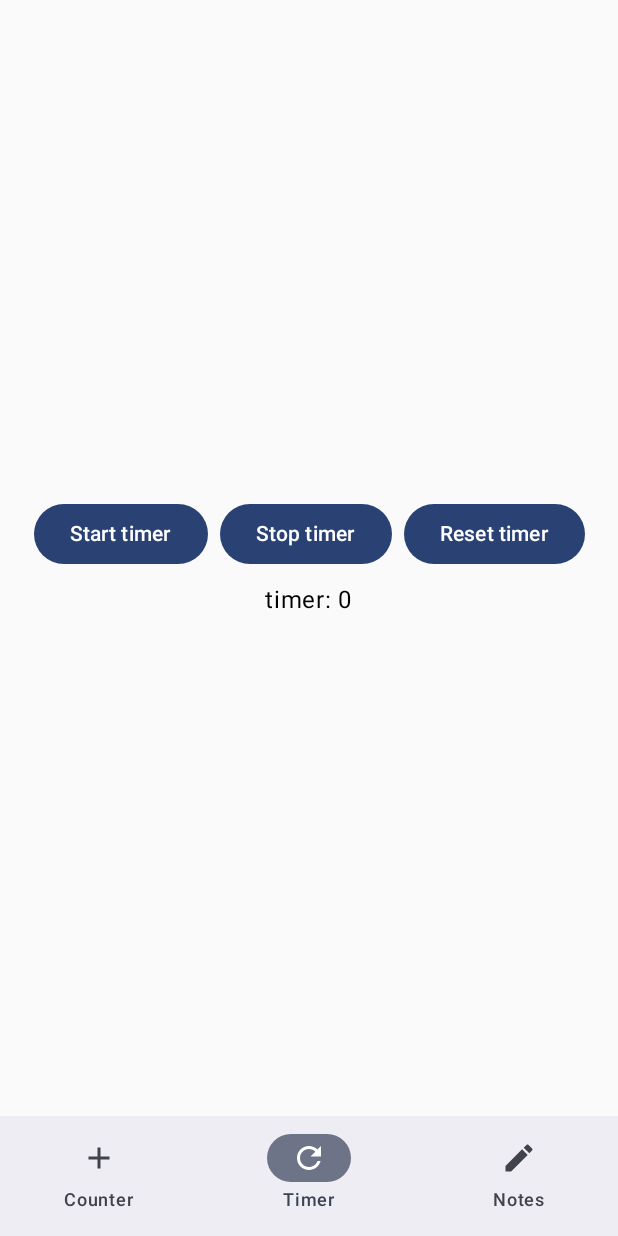
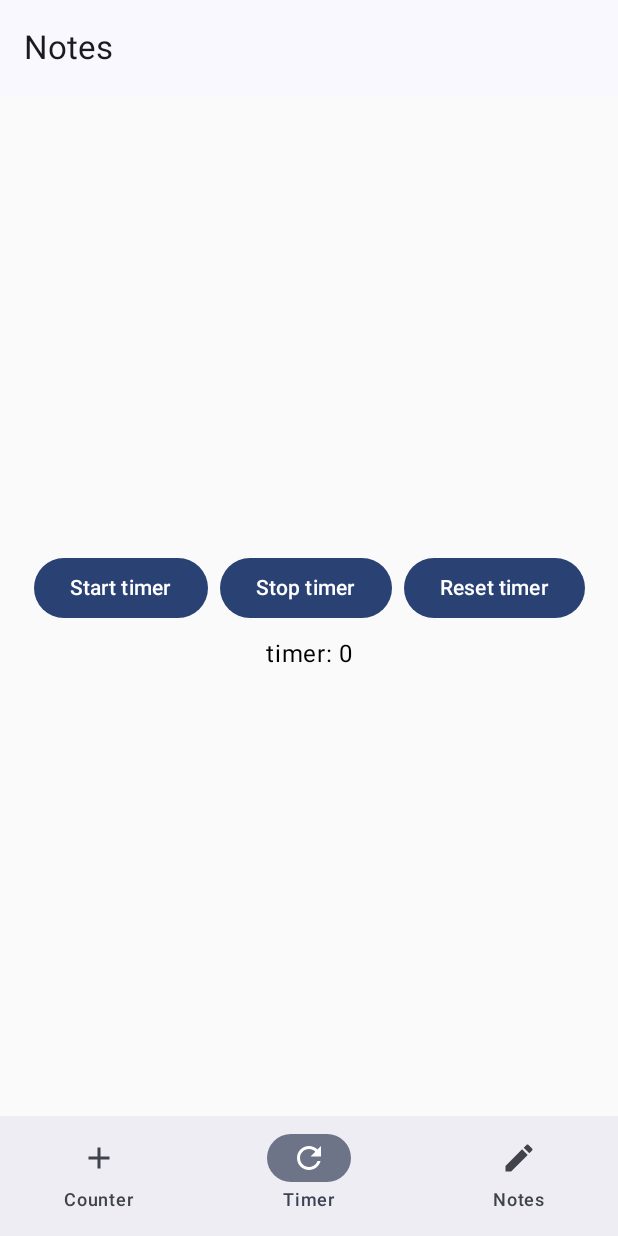
Before and after one commit to arttttt/SimpleMVI, an Android app built with Jetpack Compose: the screen it shows after launch (MainActivity), item 2 of the bottom bar chosen, on a phone screen of 412 x 824 dp. Run offline under Robolectric (Android 15) with nearby library versions, the light colour scheme and no system bars.

Commit message:
add top app bars

```diff
--- a/sample/build.gradle.kts
+++ b/sample/build.gradle.kts
@@ -39,6 +39,7 @@ android {
         jvmTarget = "1.8"
 
         freeCompilerArgs += "-opt-in=kotlin.uuid.ExperimentalUuidApi"
+        freeCompilerArgs += "-opt-in=androidx.compose.material3.ExperimentalMaterial3Api"
     }
 
     buildFeatures {
--- a/sample/src/main/java/com/arttttt/simplemvi/counter/CounterContent.kt
+++ b/sample/src/main/java/com/arttttt/simplemvi/counter/CounterContent.kt
@@ -2,11 +2,13 @@ package com.arttttt.simplemvi.counter
 
 import android.widget.Toast
 import androidx.compose.foundation.layout.Arrangement
+import androidx.compose.foundation.layout.Box
 import androidx.compose.foundation.layout.Column
 import androidx.compose.foundation.layout.Row
 import androidx.compose.foundation.layout.fillMaxSize
 import androidx.compose.material3.Button
 import androidx.compose.material3.Text
+import androidx.compose.material3.TopAppBar
 import androidx.compose.runtime.Composable
 import androidx.compose.runtime.LaunchedEffect
 import androidx.compose.runtime.collectAsState
@@ -53,8 +55,19 @@ fun CounterContent() {
                 .launchIn(this)
         }
 
+        TopAppBar(
+            title = {
+                Text("Notes")
+            },
+        )
+
+        Column(
+            modifier = Modifier.weight(1f),
+            verticalArrangement = Arrangement.spacedBy(8.dp, Alignment.CenterVertically),
+            horizontalAlignment = Alignment.CenterHorizontally,
+        ) {
             Row(
-            horizontalArrangement = Arrangement.spacedBy(8.dp)
+                horizontalArrangement = Arrangement.spacedBy(8.dp),
             ) {
                 Button(
                     onClick = {
@@ -86,3 +99,4 @@ fun CounterContent() {
             )
         }
     }
+}
--- a/sample/src/main/java/com/arttttt/simplemvi/notes/presentation/NotesContent.kt
+++ b/sample/src/main/java/com/arttttt/simplemvi/notes/presentation/NotesContent.kt
@@ -12,6 +12,7 @@ import androidx.compose.material3.Icon
 import androidx.compose.material3.IconButton
 import androidx.compose.material3.OutlinedTextField
 import androidx.compose.material3.Text
+import androidx.compose.material3.TopAppBar
 import androidx.compose.runtime.Composable
 import androidx.compose.runtime.collectAsState
 import androidx.compose.runtime.getValue
@@ -55,6 +56,12 @@ fun NotesContent() {
                 vertical = 16.dp,
             ),
     ) {
+        TopAppBar(
+            title = {
+                Text("Notes")
+            },
+        )
+
         LazyColumn(
             modifier = Modifier
                 .fillMaxWidth()
--- a/sample/src/main/java/com/arttttt/simplemvi/timer/TimerContent.kt
+++ b/sample/src/main/java/com/arttttt/simplemvi/timer/TimerContent.kt
@@ -1,11 +1,13 @@
 package com.arttttt.simplemvi.timer
 
 import androidx.compose.foundation.layout.Arrangement
+import androidx.compose.foundation.layout.Box
 import androidx.compose.foundation.layout.Column
 import androidx.compose.foundation.layout.Row
 import androidx.compose.foundation.layout.fillMaxSize
 import androidx.compose.material3.Button
 import androidx.compose.material3.Text
+import androidx.compose.material3.TopAppBar
 import androidx.compose.runtime.Composable
 import androidx.compose.runtime.collectAsState
 import androidx.compose.runtime.getValue
@@ -26,8 +28,19 @@ fun TimerContent() {
         verticalArrangement = Arrangement.spacedBy(8.dp, Alignment.CenterVertically),
         horizontalAlignment = Alignment.CenterHorizontally,
     ) {
+        TopAppBar(
+            title = {
+                Text("Notes")
+            },
+        )
+
+        Column(
+            modifier = Modifier.weight(1f),
+            verticalArrangement = Arrangement.spacedBy(8.dp, Alignment.CenterVertically),
+            horizontalAlignment = Alignment.CenterHorizontally,
+        ) {
             Row(
-            horizontalArrangement = Arrangement.spacedBy(8.dp)
+                horizontalArrangement = Arrangement.spacedBy(8.dp),
             ) {
                 Button(
                     onClick = {
@@ -59,3 +72,4 @@ fun TimerContent() {
             )
         }
     }
+}
```
Lines whose indentation alone changed are shown as unchanged.
